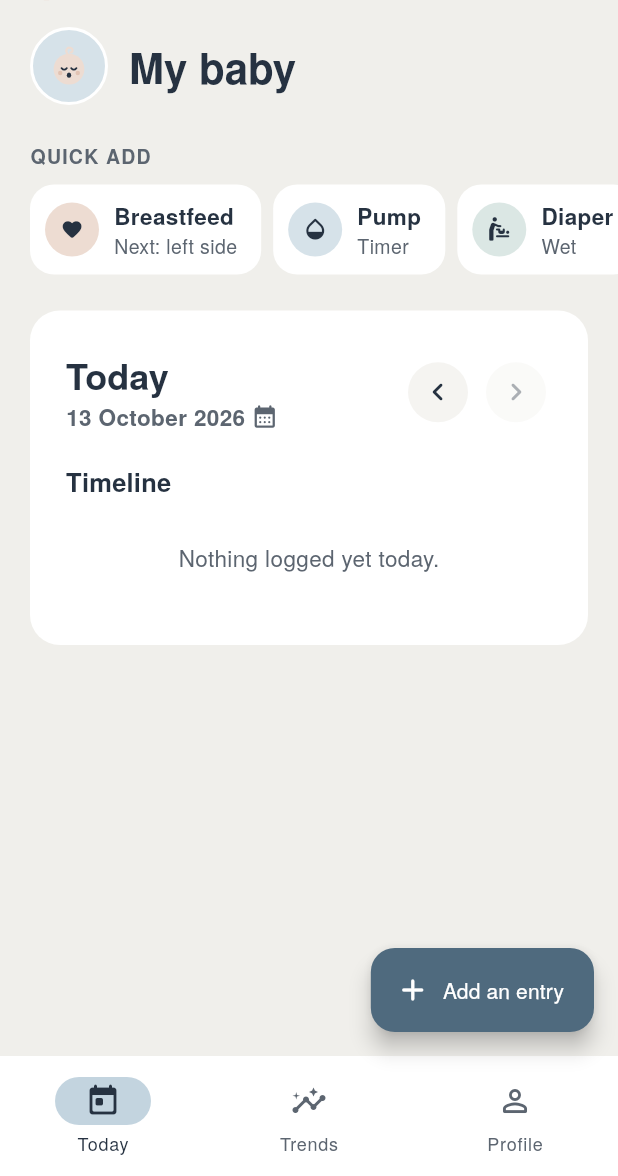
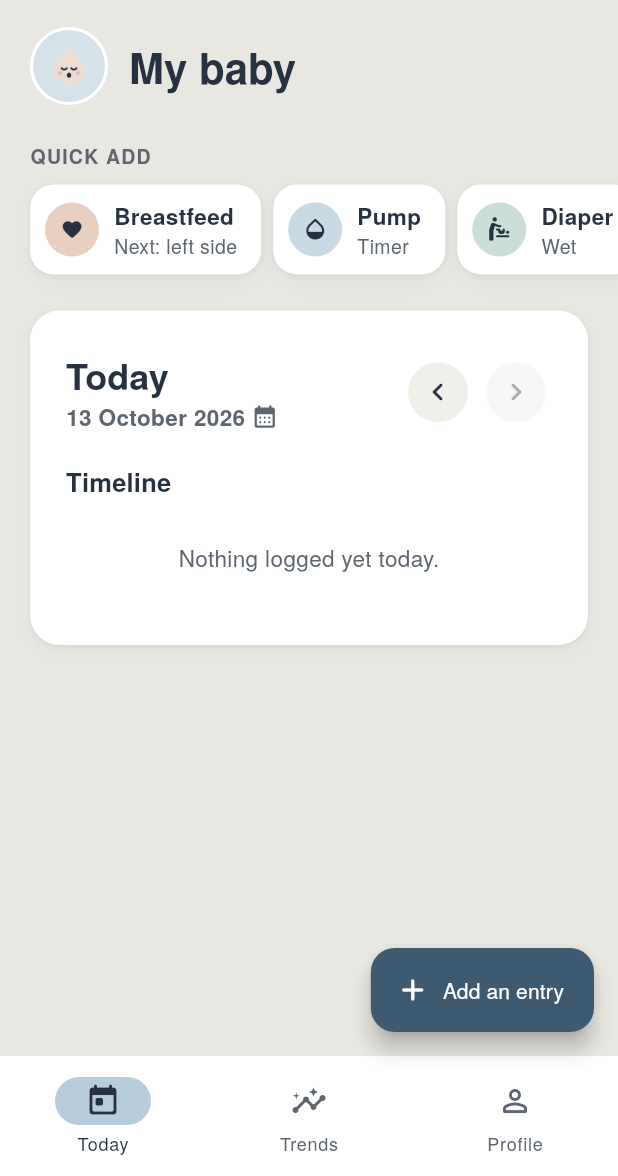
Before and after one commit to nishamehta-ux/Baby-Feed-Tracker, a Flutter app: the screen it shows after launch, on a phone screen of 412 x 824 dp, the part 60-1236 px from its top. Run offline on Flutter 3.47's test engine with Material 3 defaults, Android fonts, the phone set to English and light mode, and no system bars; our stand-ins replace image_picker, shared_preferences; accounts and stored records are empty.

Commit message:
Light theme: more contrast and depth
Deeper page (E9E7E1) so white cards separate, plus a soft shadow under cards
and quick-add tiles; richer steps of the main colours for entry fills (feeds
E8CFC0, pumping C9DAE5, diapers CBDFD8, routines DDD5EA); a deeper main
button (3D5A70, 7.3:1 with white); stronger selected state and dividers.
Dark mode is unchanged.

Co-Authored-By: Claude Opus 5.5 <noreply@anthropic.com>
Claude-Session: https://claude.ai/code/session_019gxCbU7q3yKq7C9h7xrrHz

```diff
--- a/lib/theme.dart
+++ b/lib/theme.dart
@@ -4,7 +4,8 @@ import 'models/entry.dart';
 
 /// App palette. Main colours: taupe EDDCD2 · mint DBE7E4 · mist D6E2E9, on a
 /// linen F0EFEB page, plus a few added steps (lilac, charcoal, steel) where
-/// the three are not enough.
+/// the three are not enough. Light mode uses slightly richer steps of each
+/// (and a deeper page) for contrast; dark mode uses deep tones.
 ///
 /// Colour is kept to a few jobs so screens are quick to read:
 /// - a calm neutral base: [background] with [surface] cards and [ink] text;
@@ -34,11 +35,11 @@ class AppColors {
   static const slate = Color(0xFF263241);
   static const steel = Color(0xFF4F6A7E);
 
-  static Color get primary => _pick(steel, const Color(0xFFA9C3D6));
+  static Color get primary => _pick(const Color(0xFF3D5A70), const Color(0xFFA9C3D6));
   static Color get onPrimary => _pick(Colors.white, const Color(0xFF14191F));
   static Color get ink => _pick(slate, const Color(0xFFE8ECEF));
   static Color get muted => _pick(const Color(0xFF5C6570), const Color(0xFF9AA4AE));
-  static Color get background => _pick(linen, const Color(0xFF15191E));
+  static Color get background => _pick(const Color(0xFFE9E7E1), const Color(0xFF15191E));
 
   /// Cards and sheets.
   static Color get surface => _pick(Colors.white, const Color(0xFF1F252C));
@@ -48,15 +49,15 @@ class AppColors {
   static Color get header => background;
 
   /// Inset fills inside cards (chips, idle tiles, steppers).
-  static Color get field => _pick(const Color(0xFFF5F4F1), const Color(0xFF2A3139));
+  static Color get field => _pick(const Color(0xFFF1EFEA), const Color(0xFF2A3139));
   static Color get softBorder => _pick(mist, const Color(0xFF3A4D5C));
   static Color get tag => _pick(mint, const Color(0xFF33443E));
-  static Color get divider => _pick(const Color(0xFFE6E4DE), const Color(0xFF2F363E));
+  static Color get divider => _pick(const Color(0xFFE2DFD8), const Color(0xFF2F363E));
   static Color get danger => _pick(const Color(0xFFA33A2E), const Color(0xFFE58B7F));
 
   /// Selected and running states (segments, pills, a timed side). Kept apart
   /// from [primary], which is only for the main action on a screen.
-  static Color get selected => _pick(const Color(0xFFC3D4DF), const Color(0xFF44607A));
+  static Color get selected => _pick(const Color(0xFFB8CDDB), const Color(0xFF44607A));
   static Color get onSelected => ink;
 
   /// Fill for each kind of entry: the icon circle and the drawer header.
@@ -68,10 +69,10 @@ class AppColors {
         EntryType.breast ||
         EntryType.bottle ||
         EntryType.breastMilk =>
-          _pick(taupe, const Color(0xFF5C4A40)),
-        EntryType.pump => _pick(mist, const Color(0xFF3D5566)),
-        EntryType.diaper => _pick(mint, const Color(0xFF3C5850)),
-        EntryType.routine => _pick(lilac, const Color(0xFF4E4865)),
+          _pick(const Color(0xFFE8CFC0), const Color(0xFF5C4A40)),
+        EntryType.pump => _pick(const Color(0xFFC9DAE5), const Color(0xFF3D5566)),
+        EntryType.diaper => _pick(const Color(0xFFCBDFD8), const Color(0xFF3C5850)),
+        EntryType.routine => _pick(const Color(0xFFDDD5EA), const Color(0xFF4E4865)),
         EntryType.other => surface,
       };
 
@@ -111,8 +112,17 @@ class AppRadius {
   static const tile = 16.0;
 }
 
-/// Soft shadow for the one card on a screen that should stand out (the live
-/// timer); everything else sits flat.
+/// A light lift for cards and tiles in light mode, so white surfaces separate
+/// from the page; dark mode relies on the lighter card colour instead.
+List<BoxShadow> get cardShadow => AppColors.dark
+    ? const []
+    : const [
+        BoxShadow(color: Color(0x0F263241), blurRadius: 2, offset: Offset(0, 1)),
+        BoxShadow(color: Color(0x0D263241), blurRadius: 12, offset: Offset(0, 4)),
+      ];
+
+/// Stronger shadow for the one card on a screen that should stand out (the
+/// live timer).
 List<BoxShadow> get raisedShadow => [
       BoxShadow(
         color: AppColors.dark ? const Color(0x66000000) : const Color(0x1F263241),
--- a/lib/widgets/common.dart
+++ b/lib/widgets/common.dart
@@ -5,7 +5,8 @@ import '../models/entry.dart';
 import '../theme.dart';
 import 'app_logo.dart';
 
-/// White rounded card on the page. Flat: only the live timer is raised.
+/// White rounded card on the page, lifted slightly in light mode; the live
+/// timer is the one raised further.
 class AppCard extends StatelessWidget {
   const AppCard({super.key, required this.child});
 
@@ -19,6 +20,7 @@ class AppCard extends StatelessWidget {
       decoration: BoxDecoration(
         color: AppColors.surface,
         borderRadius: BorderRadius.circular(AppRadius.card),
+        boxShadow: cardShadow,
       ),
       child: child,
     );
--- a/lib/widgets/quick_actions.dart
+++ b/lib/widgets/quick_actions.dart
@@ -109,6 +109,11 @@ class _Tile extends StatelessWidget {
     return Semantics(
       button: true,
       label: '$title, $subtitle',
+      child: DecoratedBox(
+        decoration: BoxDecoration(
+          borderRadius: BorderRadius.circular(AppRadius.tile),
+          boxShadow: cardShadow,
+        ),
         child: Material(
           color: AppColors.surface,
           borderRadius: BorderRadius.circular(AppRadius.tile),
@@ -142,6 +147,7 @@ class _Tile extends StatelessWidget {
                       ],
                     ),
                   ],
+                ),
               ),
             ),
           ),
```
Also changed, not shown: 1 other file. Lines whose indentation alone changed are shown as unchanged.
